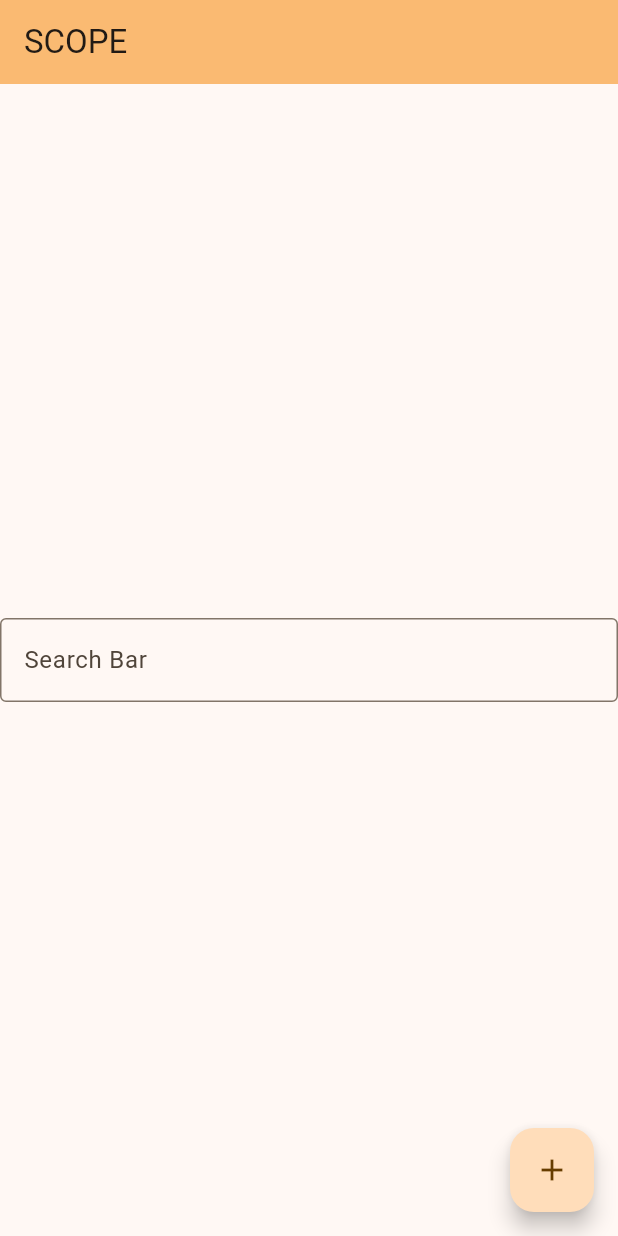
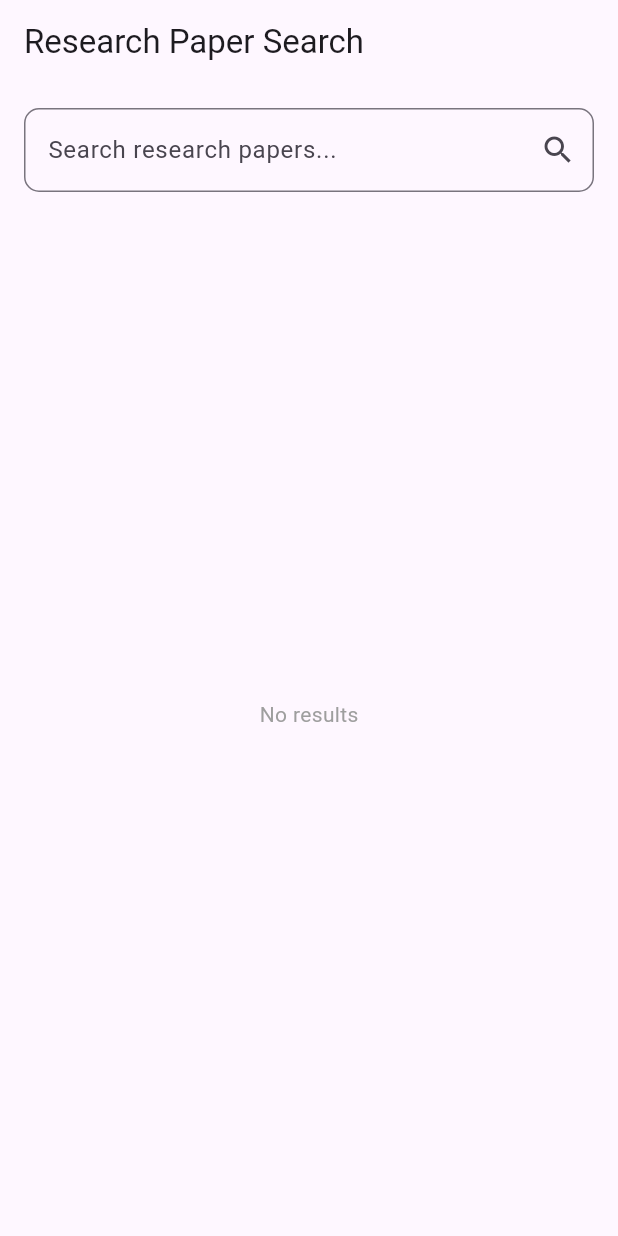
Before and after one commit to logan-codes/Scholarly-Citation-Oriented-Paper-Explorer, a Flutter app: the screen it shows after launch, on a phone screen of 412 x 824 dp. Run offline on Flutter 3.47's test engine with Material 3 defaults, Android fonts, the phone set to English and light mode, and no system bars.

Commit message:
initial ui

```diff
--- a/flutter_ui/lib/main.dart
+++ b/flutter_ui/lib/main.dart
@@ -1,127 +1,189 @@
+import 'dart:convert';
 import 'package:flutter/material.dart';
+import 'package:http/http.dart' as http;
 
 void main() {
-  runApp(const MyApp());
+  runApp(const ResearchPaperSearchApp());
 }
 
-class MyApp extends StatelessWidget {
-  const MyApp({super.key});
+class ResearchPaperSearchApp extends StatelessWidget {
+  const ResearchPaperSearchApp({super.key});
 
-  // This widget is the root of your application.
   @override
   Widget build(BuildContext context) {
     return MaterialApp(
-      title: 'Flutter Demo',
+      debugShowCheckedModeBanner: false,
+      title: 'Research Paper Search',
       theme: ThemeData(
-        // This is the theme of your application.
-        //
-        // TRY THIS: Try running your application with "flutter run". You'll see
-        // the application has a purple toolbar. Then, without quitting the app,
-        // try changing the seedColor in the colorScheme below to Colors.green
-        // and then invoke "hot reload" (save your changes or press the "hot
-        // reload" button in a Flutter-supported IDE, or press "r" if you used
-        // the command line to start the app).
-        //
-        // Notice that the counter didn't reset back to zero; the application
-        // state is not lost during the reload. To reset the state, use hot
-        // restart instead.
-        //
-        // This works for code too, not just values: Most code changes can be
-        // tested with just a hot reload.
-        colorScheme: .fromSeed(seedColor: Colors.orangeAccent),
+        primarySwatch: Colors.indigo,
       ),
-      home: const MyHomePage(title: 'SCOPE'),
+      home: const SearchPage(),
     );
   }
 }
 
-class MyHomePage extends StatefulWidget {
-  const MyHomePage({super.key, required this.title});
-
-  // This widget is the home page of your application. It is stateful, meaning
-  // that it has a State object (defined below) that contains fields that affect
-  // how it looks.
-
-  // This class is the configuration for the state. It holds the values (in this
-  // case the title) provided by the parent (in this case the App widget) and
-  // used by the build method of the State. Fields in a Widget subclass are
-  // always marked "final".
-
-  final String title;
+class SearchPage extends StatefulWidget {
+  const SearchPage({super.key});
 
   @override
-  State<MyHomePage> createState() => _MyHomePageState();
+  State<SearchPage> createState() => _SearchPageState();
 }
 
-class _MyHomePageState extends State<MyHomePage> {
-  int _counter = 0;
+class _SearchPageState extends State<SearchPage> {
+  final TextEditingController _controller = TextEditingController();
+  bool _isLoading = false;
+  List<dynamic> _results = [];
 
-  void _incrementCounter() {
+  /// CHANGE THIS TO YOUR FASTAPI URL
+  final String backendUrl = "https://localhost:8000/search";
+  // Use 10.0.2.2 for Android emulator
+  // Use http://localhost:8000 for web
+
+  Future<void> searchPapers(String query) async {
+    if (query.isEmpty) return;
+
     setState(() {
-      // This call to setState tells the Flutter framework that something has
-      // changed in this State, which causes it to rerun the build method below
-      // so that the display can reflect the updated values. If we changed
-      // _counter without calling setState(), then the build method would not be
-      // called again, and so nothing would appear to happen.
-      _counter++;
+      _isLoading = true;
+      _results = [];
     });
+
+    try {
+      final response = await http.post(
+        Uri.parse(backendUrl),
+        headers: {"Content-Type": "application/json"},
+        body: jsonEncode({"query": query}),
+      );
+
+      if (response.statusCode == 200) {
+        final data = jsonDecode(response.body);
+        setState(() {
+          _results = data["results"];
+        });
+      } else {
+        _showError("Server error: ${response.statusCode}");
+      }
+    } catch (e) {
+      _showError("Failed to connect to backend");
+    } finally {
+      setState(() {
+        _isLoading = false;
+      });
+    }
+  }
+
+  void _showError(String message) {
+    ScaffoldMessenger.of(context).showSnackBar(
+      SnackBar(content: Text(message)),
+    );
   }
 
   @override
   Widget build(BuildContext context) {
-    // This method is rerun every time setState is called, for instance as done
-    // by the _incrementCounter method above.
-    //
-    // The Flutter framework has been optimized to make rerunning build methods
-    // fast, so that you can just rebuild anything that needs updating rather
-    // than having to individually change instances of widgets.
     return Scaffold(
       appBar: AppBar(
-        // TRY THIS: Try changing the color here to a specific color (to
-        // Colors.amber, perhaps?) and trigger a hot reload to see the AppBar
-        // change color while the other colors stay the same.
-        backgroundColor: Theme.of(context).colorScheme.inversePrimary,
-        // Here we take the value from the MyHomePage object that was created by
-        // the App.build method, and use it to set our appbar title.
-        title: Text(widget.title),
+        title: const Text("Research Paper Search"),
       ),
-      body: Center(
-        // Center is a layout widget. It takes a single child and positions it
-        // in the middle of the parent.
+      body: Padding(
+        padding: const EdgeInsets.all(16),
         child: Column(
-          // Column is also a layout widget. It takes a list of children and
-          // arranges them vertically. By default, it sizes itself to fit its
-          // children horizontally, and tries to be as tall as its parent.
-          //
-          // Column has various properties to control how it sizes itself and
-          // how it positions its children. Here we use mainAxisAlignment to
-          // center the children vertically; the main axis here is the vertical
-          // axis because Columns are vertical (the cross axis would be
-          // horizontal).
-          //
-          // TRY THIS: Invoke "debug painting" (choose the "Toggle Debug Paint"
-          // action in the IDE, or press "p" in the console), to see the
-          // wireframe for each widget.
-          mainAxisAlignment: .center,
           children: [
-            FormField(
-              builder: (FormFieldState<dynamic> state) {
-                return TextFormField(
-                  decoration: InputDecoration(
-                    labelText: 'Search Bar',
-                    border: OutlineInputBorder(),
-
-                  ),
-                );
-              },
+            TextField(
+              controller: _controller,
+              decoration: InputDecoration(
+                hintText: "Search research papers...",
+                suffixIcon: IconButton(
+                  icon: const Icon(Icons.search),
+                  onPressed: () => searchPapers(_controller.text),
+                ),
+                border: OutlineInputBorder(
+                  borderRadius: BorderRadius.circular(10),
+                ),
+              ),
+              onSubmitted: searchPapers,
+            ),
+            const SizedBox(height: 16),
+            Expanded(
+              child: _isLoading
+                  ? const Center(child: CircularProgressIndicator())
+                  : _results.isEmpty
+                      ? const Center(
+                          child: Text(
+                            "No results",
+                            style: TextStyle(color: Colors.grey),
+                          ),
+                        )
+                      : ListView.builder(
+                          itemCount: _results.length,
+                          itemBuilder: (context, index) {
+                            final paper = _results[index];
+                            return PaperCard(paper: paper);
+                          },
+                        ),
             ),
           ],
         ),
       ),
-      floatingActionButton: FloatingActionButton(
-        onPressed: _incrementCounter,
-        tooltip: 'Increment',
-        child: const Icon(Icons.add),
+    );
+  }
+}
+
+class PaperCard extends StatelessWidget {
+  final dynamic paper;
+
+  const PaperCard({super.key, required this.paper});
+
+  @override
+  Widget build(BuildContext context) {
+    return Card(
+      elevation: 3,
+      margin: const EdgeInsets.symmetric(vertical: 8),
+      shape: RoundedRectangleBorder(
+        borderRadius: BorderRadius.circular(12),
+      ),
+      child: Padding(
+        padding: const EdgeInsets.all(12),
+        child: Column(
+          crossAxisAlignment: CrossAxisAlignment.start,
+          children: [
+            Text(
+              paper["title"] ?? "No Title",
+              style: const TextStyle(
+                fontSize: 16,
+                fontWeight: FontWeight.bold,
+              ),
+            ),
+            const SizedBox(height: 4),
+            Text(
+              paper["authors"] ?? "Unknown Authors",
+              style: const TextStyle(
+                fontSize: 13,
+                color: Colors.grey,
+              ),
+            ),
+            const SizedBox(height: 8),
+            Text(
+              paper["abstract"] ?? "No abstract available",
+              maxLines: 3,
+              overflow: TextOverflow.ellipsis,
+            ),
+            const SizedBox(height: 8),
+            Row(
+              mainAxisAlignment: MainAxisAlignment.spaceBetween,
+              children: [
+                Text(
+                  "Score: ${paper["score"]?.toStringAsFixed(2) ?? "N/A"}",
+                  style: const TextStyle(fontSize: 12),
+                ),
+                TextButton(
+                  onPressed: () {
+                    // Open URL later (url_launcher)
+                  },
+                  child: const Text("View Paper"),
+                )
+              ],
+            )
+          ],
+        ),
       ),
     );
   }
--- a/flutter_ui/pubspec.yaml
+++ b/flutter_ui/pubspec.yaml
@@ -30,6 +30,7 @@ environment:
 dependencies:
   flutter:
     sdk: flutter
+  http: ^1.2.0
 
   # The following adds the Cupertino Icons font to your application.
   # Use with the CupertinoIcons class for iOS style icons.
```
Also changed, not shown: flutter_ui/pubspec.lock, 1 other file.
